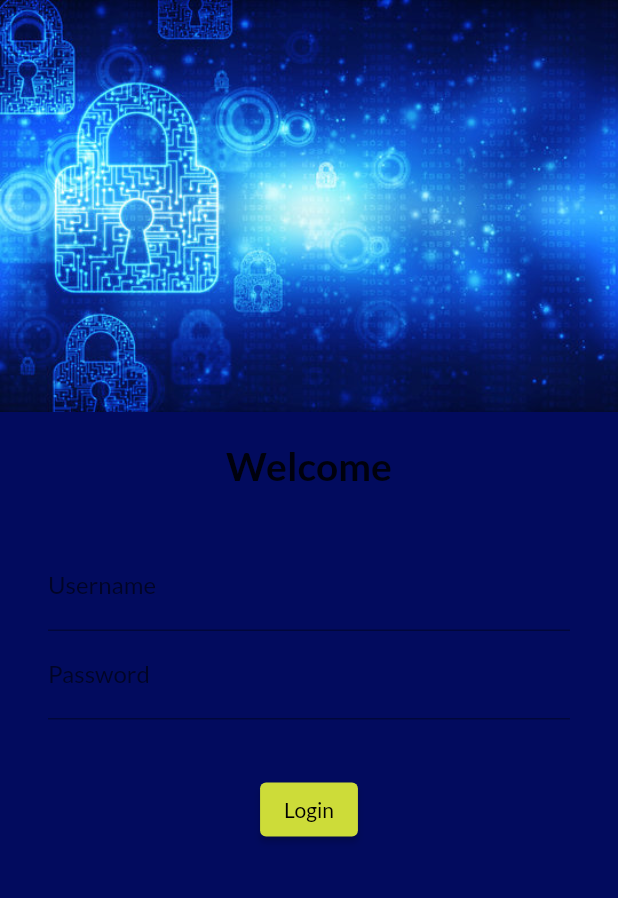
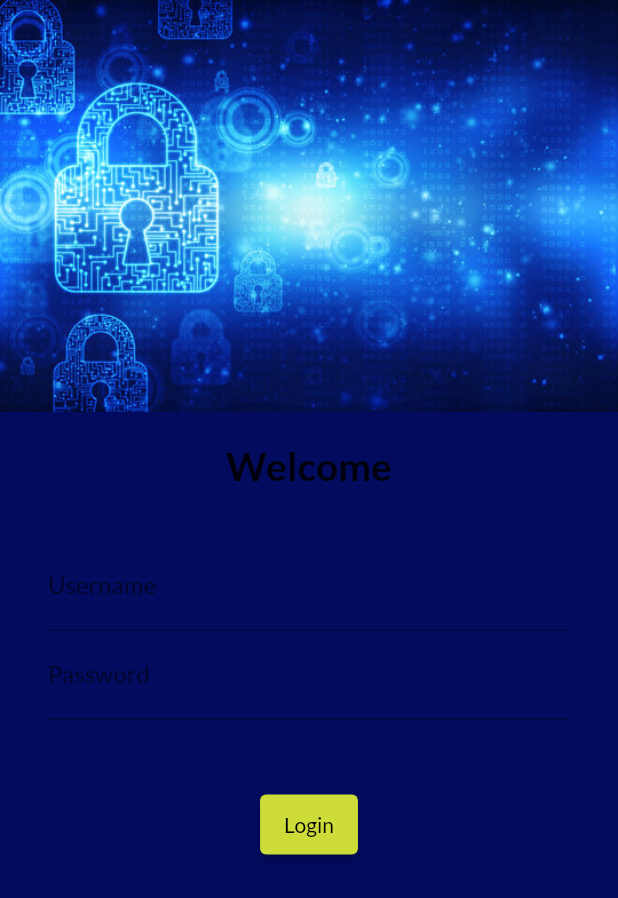
Before and after one commit to vandanshah17/MyFirstApp-Flutter, a Flutter app: the screen it shows after launch, on a phone screen of 412 x 824 dp. Shown: the top 898 px of the screen. Run offline on Flutter 3.47's test engine with Material 2 defaults, Android fonts, the phone set to English and light mode, and no system bars; our stand-ins replace google_fonts.

Commit message:
Day 5 complete

```diff
--- a/lib/Pages/login_page.dart
+++ b/lib/Pages/login_page.dart
@@ -1,10 +1,12 @@
 import 'package:flutter/material.dart';
+import 'package:flutter_application_1/utils/routes.dart';
 
 class LoginPage extends StatelessWidget {
   @override
   Widget build(BuildContext context) {
     return Material(
         color: Color.fromARGB(255, 2, 11, 94),
+        child: SingleChildScrollView(
           child: Column(children: [
             Image.asset(
               "assets/images/123.jpg",
@@ -45,15 +47,16 @@ class LoginPage extends StatelessWidget {
               ),
             ),
             SizedBox(
-            height: 20.0,
+              height: 30.0,
             ),
             ElevatedButton(
               child: Text("Login"),
-            style: TextButton.styleFrom(),
+              style: TextButton.styleFrom(minimumSize: Size(40, 40)),
               onPressed: () {
-              print("Login Credentials Received");
+                Navigator.pushNamed(context, MyRoutes.homeRoute);
               },
             )
-        ]));
+          ]),
+        ));
   }
 }
--- a/lib/main.dart
+++ b/lib/main.dart
@@ -1,4 +1,5 @@
 import 'package:flutter/material.dart';
+import 'package:flutter_application_1/utils/routes.dart';
 import 'package:google_fonts/google_fonts.dart';
 import 'package:flutter_application_1/Pages/home_page.dart';
 import 'package:flutter_application_1/Pages/login_page.dart';
@@ -27,8 +28,8 @@ class MyApp extends StatelessWidget {
       initialRoute: "/",
       routes: {
         "/":(context) => LoginPage(),
-        "/login":(context) => LoginPage(),
-        "/home":(context) => HomePage(),
+        MyRoutes.loginRoute:(context) => LoginPage(),
+        MyRoutes.homeRoute:(context) => HomePage(),
       },
     );
   }
--- /dev/null
+++ b/lib/utils/routes.dart
@@ -0,0 +1,4 @@
+class MyRoutes {
+  static String loginRoute = "/login";
+  static String homeRoute = "/home";
+}
```
Lines whose indentation alone changed are shown as unchanged.
